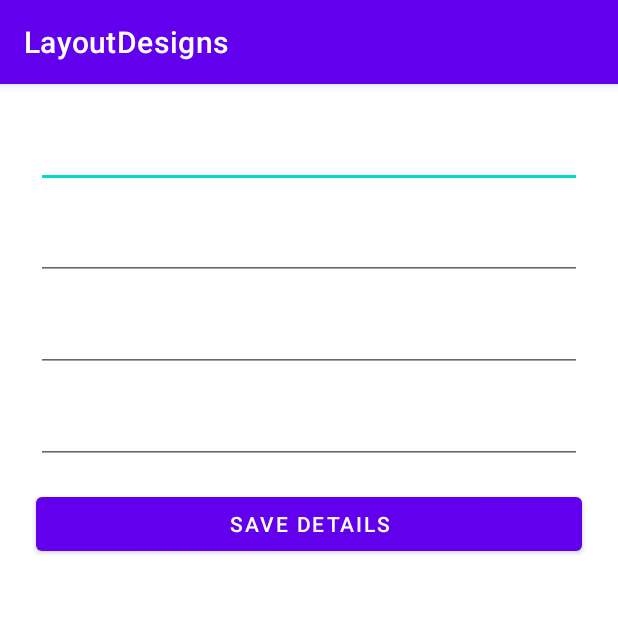
After one commit to mkndmail/AndroidTraining, an Android app: the AddNameActivity screen opened directly, with no data from a screen before it, on a phone screen of 412 x 824 dp, the top half of it. The commit adds this screen. Run offline under Robolectric (Android 15) with nearby library versions, the phone set to English and light mode, and no system bars.

Commit message:
Shared preference

```diff
--- a/app/src/main/AndroidManifest.xml
+++ b/app/src/main/AndroidManifest.xml
@@ -9,7 +9,8 @@
         android:roundIcon="@mipmap/ic_launcher_round"
         android:supportsRtl="true"
         android:theme="@style/Theme.LayoutDesigns">
-        <activity android:name=".EmployeeListActivity"></activity>
+        <activity android:name=".AddNameActivity"></activity>
+        <activity android:name=".EmployeeListActivity" />
         <activity android:name=".ScoreCardActivity" />
         <activity android:name=".SecondActivity" />
         <activity android:name=".MainActivity">
--- /dev/null
+++ b/app/src/main/java/com/example/layoutdesigns/AddNameActivity.java
@@ -0,0 +1,76 @@
+package com.example.layoutdesigns;
+
+import androidx.appcompat.app.AppCompatActivity;
+
+import android.content.Context;
+import android.content.SharedPreferences;
+import android.os.Bundle;
+import android.widget.Button;
+import android.widget.EditText;
+
+public class AddNameActivity extends AppCompatActivity {
+    private EditText edt_name,
+            edt_last_name,
+            edt_mobile_number,
+            edt_age;
+    private Button btn_save_details;
+    SharedPreferences sharedPreferences;
+    SharedPreferences.Editor editor;
+
+    @Override
+    protected void onCreate(Bundle savedInstanceState) {
+        super.onCreate(savedInstanceState);
+        sharedPreferences = getSharedPreferences("my_shared_preference", Context.MODE_PRIVATE);
+        editor = sharedPreferences.edit();
+        setContentView(R.layout.activity_add_name);
+        edt_name = findViewById(R.id.edt_name);
+        edt_last_name = findViewById(R.id.edt_last_name);
+        edt_mobile_number = findViewById(R.id.edt_mobile_number);
+        edt_age = findViewById(R.id.edt_age);
+        btn_save_details = findViewById(R.id.btn_save_details);
+
+        btn_save_details.setOnClickListener(v -> {
+            saveValuesInSharedPreference();
+        });
+        preFillUI();
+    }
+
+    private void abc(String userId) {
+    }
+
+    private void preFillUI() {
+        if (sharedPreferences.getString("name", "") != null && !sharedPreferences.getString("name", "").isEmpty()) {
+            edt_name.setText(sharedPreferences.getString("name", ""));
+        }
+        if (sharedPreferences.getString("last_name", "") != null && !sharedPreferences.getString("last_name", "").isEmpty()) {
+            edt_last_name.setText(sharedPreferences.getString("last_name", ""));
+        }
+        if (sharedPreferences.getString("mobile_number", "") != null && !sharedPreferences.getString("mobile_number", "").isEmpty()) {
+            edt_mobile_number.setText(sharedPreferences.getString("mobile_number", ""));
+        }
+        if (sharedPreferences.getString("age", "") != null && !sharedPreferences.getString("age", "").isEmpty()) {
+            edt_age.setText(sharedPreferences.getString("age", ""));
+        }
+    }
+
+    private void saveValuesInSharedPreference() {
+        String name = getValueFromEditText(edt_name);
+        String lastName = getValueFromEditText(edt_last_name);
+        String mobileNumber = getValueFromEditText(edt_mobile_number);
+        String age = getValueFromEditText(edt_age);
+        saveValuesInSharedPreference("name", name);
+        saveValuesInSharedPreference("last_name", lastName);
+        saveValuesInSharedPreference("mobile_number", mobileNumber);
+        saveValuesInSharedPreference("age", age);
+        finish();
+    }
+
+    private void saveValuesInSharedPreference(String key, String value) {
+        editor.putString(key, value).apply();
+    }
+
+    private String getValueFromEditText(EditText editText) {
+
+        return editText.getText().toString();
+    }
+}
--- a/app/src/main/java/com/example/layoutdesigns/MainActivity.java
+++ b/app/src/main/java/com/example/layoutdesigns/MainActivity.java
@@ -72,6 +72,10 @@ public class MainActivity extends AppCompatActivity {
         startActivity(intent);
     }
 
+    public void startAddNameActivity(View view) {
+        startActivity(new Intent(MainActivity.this, AddNameActivity.class));
+    }
+
     @Override
     protected void onActivityResult(int requestCode, int resultCode, @Nullable Intent data) {
         super.onActivityResult(requestCode, resultCode, data);
--- /dev/null
+++ b/app/src/main/res/layout/activity_add_name.xml
@@ -0,0 +1,47 @@
+<?xml version="1.0" encoding="utf-8"?>
+<LinearLayout xmlns:android="http://schemas.android.com/apk/res/android"
+    xmlns:app="http://schemas.android.com/apk/res-auto"
+    xmlns:tools="http://schemas.android.com/tools"
+    android:layout_width="match_parent"
+    android:layout_height="match_parent"
+    android:layout_margin="16dp"
+    android:orientation="vertical"
+    tools:context=".AddNameActivity">
+
+    <EditText
+        android:id="@+id/edt_name"
+        android:layout_width="match_parent"
+        android:layout_height="wrap_content"
+        android:layout_margin="8dp"
+        android:inputType="textPersonName" />
+
+    <EditText
+        android:id="@+id/edt_last_name"
+        android:layout_width="match_parent"
+        android:layout_height="wrap_content"
+        android:layout_margin="8dp"
+        android:inputType="textPersonName" />
+
+    <EditText
+        android:id="@+id/edt_mobile_number"
+        android:layout_width="match_parent"
+        android:layout_height="wrap_content"
+        android:layout_margin="8dp"
+        android:inputType="phone"
+        android:maxLength="10" />
+
+    <EditText
+        android:id="@+id/edt_age"
+        android:layout_width="match_parent"
+        android:layout_height="wrap_content"
+        android:layout_margin="8dp"
+        android:inputType="number"
+        android:maxLength="3" />
+
+    <Button
+        android:id="@+id/btn_save_details"
+        android:layout_width="match_parent"
+        android:layout_height="wrap_content"
+        android:layout_margin="8dp"
+        android:text="Save Details" />
+</LinearLayout>
```
Also changed, not shown: app/src/main/res/layout/activity_main.xml (+16 -6 lines).
